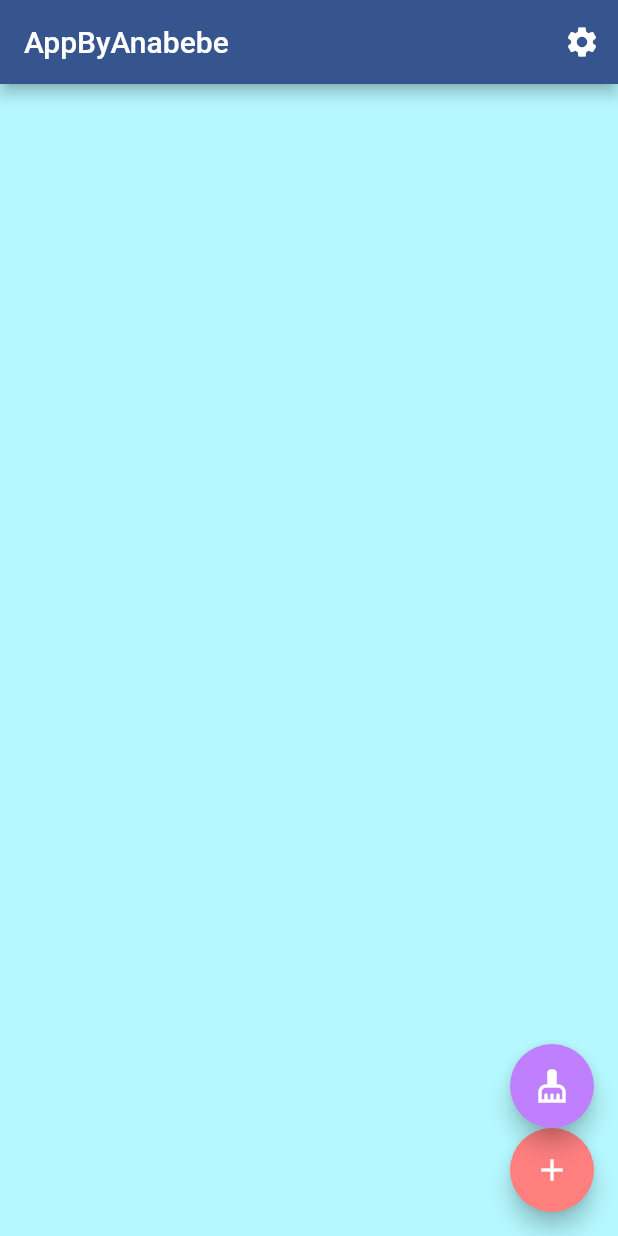
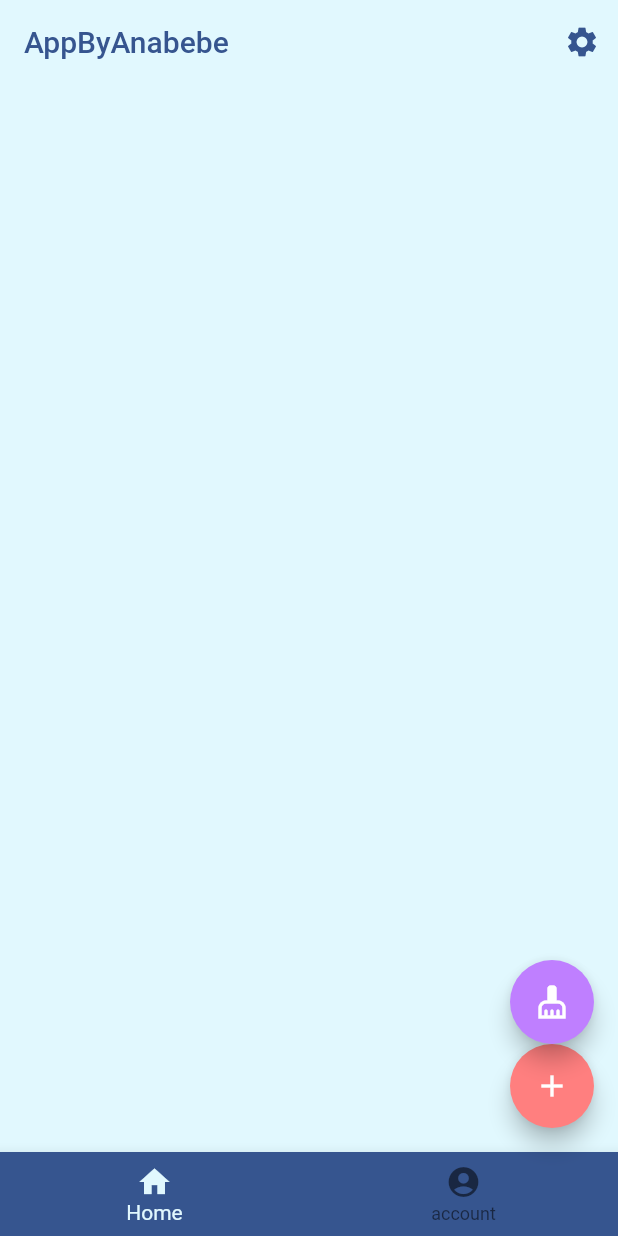
Before and after one commit to anabebe1020/about_abe, a Flutter app: the screen it shows after launch, on a phone screen of 412 x 824 dp. Run offline on Flutter 3.47's test engine with Material 2 defaults, Android fonts, the phone set to English and light mode, and no system bars.

Commit message:
add bottomNavigationBar, and format code.

```diff
--- a/lib/components/common/constants.dart
+++ b/lib/components/common/constants.dart
@@ -8,14 +8,20 @@ class SnsConst {
   final String qiitaUrl = 'https://qiita.com/api/v2';
 }
 
+Color mainLightColor = HexColor('E1F8FE'); // HexColor('B5F8FE');
+Color mainDarkColor = HexColor('36558F');
+
 /// Constants for style.
 class StyleConst {
+  // Common.
+  //Color mainLightColor = HexColor('E1F8FE'); // HexColor('B5F8FE');
+  //Color mainDarkColor = HexColor('36558F');
   // Application.
-  final Color appBarColor = HexColor('36558F');
-  final Color appBarTextColor = HexColor('B5F8FE');
+  final Color appBarColor = mainLightColor;
+  final Color appBarTextColor = mainDarkColor;
   final String backgroundImagePath = 'images/background_image.jpg';
-  final Color backgroundLightColor = HexColor('B5F8FE');
-  final Color backgroundDarkColor = HexColor('36558F');
+  final Color backgroundLightColor = mainLightColor;
+  final Color backgroundDarkColor = mainDarkColor;
   // Floating Action Button.
   final Color faButtonColor1 = HexColor('ff7f7f');
   final Color faButtonColor2 = HexColor('BF7FFF');
@@ -25,9 +31,10 @@ class StyleConst {
   final Color sampleButtonColor = Colors.white.withOpacity(0.9);
   final Color qiitaButtonColor = HexColor('9EFFCE').withOpacity(0.9);
   final double snsButtonFontSize = 45;
-  final Color snsButtonFontColor = HexColor('36558F');
+  final Color snsButtonFontColor = mainLightColor;
 }
 
+/// Constants for routes.
 class Routes {
   final String appHome = '/HomeScreen';
   final String setting = '/SettingScreen';
--- a/lib/components/common/messages.dart
+++ b/lib/components/common/messages.dart
@@ -52,7 +52,8 @@ class Messages {
         setting: '設定画面',
         locale: '言語設定',
         japanese: '日本語',
-      english: '英語');
+        english: '英語',
+      );
 
   factory Messages.en() => Messages(
         title: 'AppByAnabebe',
@@ -66,7 +67,8 @@ class Messages {
         setting: 'Settings',
         locale: 'Locale',
         japanese: 'Japanese',
-      english: 'English');
+        english: 'English',
+      );
 }
 
 class AppLocalizations {
--- a/lib/components/home/home_view.dart
+++ b/lib/components/home/home_view.dart
@@ -9,13 +9,20 @@ final globalScaffoldKey = GlobalKey<ScaffoldState>();
 class HomeScreen extends StatelessWidget {
   @override
   Widget build(BuildContext context) {
-    return  Scaffold(
+    return Scaffold(
       appBar: AppBar(
-          title: Text(AppLocalizations.of(context).title),
+        title: Text(AppLocalizations.of(context).title,
+            style: TextStyle(
+              color: StyleConst().appBarTextColor,
+            )),
         backgroundColor: StyleConst().appBarColor,
+        elevation: 0.0,
         actions: <Widget>[
           IconButton(
-              icon: Icon(Icons.settings),
+            icon: Icon(
+              Icons.settings,
+              color: StyleConst().appBarTextColor,
+            ),
             onPressed: () {
               Navigator.of(context).pushNamed(Routes().setting);
             },
@@ -23,6 +30,21 @@ class HomeScreen extends StatelessWidget {
         ],
       ),
       body: _HomeScreenBody(),
+      bottomNavigationBar: BottomNavigationBar(
+        backgroundColor: StyleConst().backgroundDarkColor,
+        selectedItemColor: StyleConst().backgroundLightColor,
+        items: const <BottomNavigationBarItem>[
+          BottomNavigationBarItem(
+            icon: Icon(Icons.home),
+            label: 'Home',
+          ),
+          BottomNavigationBarItem(
+            icon: Icon(Icons.account_circle),
+            label: 'account',
+          ),
+        ],
+        currentIndex: 0,
+      ),
       floatingActionButton: Column(
         verticalDirection: VerticalDirection.up,
         children: [
@@ -64,8 +86,7 @@ class _ButtonList extends StatelessWidget {
 
   @override
   Widget build(BuildContext context) {
-    return Consumer<HomeViewModel>(
-        builder: (context, model, child) {
+    return Consumer<HomeViewModel>(builder: (context, model, child) {
       return ListView.builder(
         itemCount: model.addedCount,
         itemBuilder: (BuildContext context, int index) {
@@ -73,8 +94,7 @@ class _ButtonList extends StatelessWidget {
         },
         //reverse: true,
       );
-        }
-    );
+    });
   }
 }
 
@@ -85,8 +105,7 @@ class _ButtonListTile extends StatelessWidget {
 
   @override
   Widget build(BuildContext context) {
-    return Consumer<HomeViewModel>(
-        builder: (context, model, child) {
+    return Consumer<HomeViewModel>(builder: (context, model, child) {
       final currentSns = model.getSns(index);
       return ConstrainedBox(
           constraints: BoxConstraints(
@@ -95,25 +114,19 @@ class _ButtonListTile extends StatelessWidget {
             //maxWidth: 50.0,
           ),
           child: ElevatedButton(
-                child:
-                Text(currentSns.initial,
+            child: Text(currentSns.initial,
                 style: TextStyle(
                   color: StyleConst().snsButtonFontColor,
                   fontSize: StyleConst().snsButtonFontSize,
-                    )
-                ),
+                )),
             style: ElevatedButton.styleFrom(
               primary: currentSns.color,
               onPrimary: StyleConst().snsButtonFontColor,
               //shape: const CircleBorder(),
             ),
-                onPressed: () => Navigator.of(context).pushNamed(
-                    Routes().qiitaView, arguments: { 'userId': currentSns.userId }
-                ),
-              )
-          );
-        }
-    );
+            onPressed: () => Navigator.of(context).pushNamed(Routes().qiitaView, arguments: {'userId': currentSns.userId}),
+          ));
+    });
   }
 }
 
@@ -145,12 +158,7 @@ class _CheckFloatingActionButton extends StatelessWidget {
       child: Icon(Icons.remove_red_eye),
       backgroundColor: Colors.pink,
       onPressed: () {
-            debugLog(
-                'buttonList: ' +
-                    Provider.of<HomeViewModel>(context, listen: false)
-                        .addedCount
-                        .toString(),
-                logName);
+        debugLog('buttonList: ' + Provider.of<HomeViewModel>(context, listen: false).addedCount.toString(), logName);
       },
       tooltip: 'Check',
     );
--- a/lib/components/home/home_view_model.dart
+++ b/lib/components/home/home_view_model.dart
@@ -19,10 +19,8 @@ class HomeViewModel with ChangeNotifier {
   bool isAddedSns(String initial) {
     var result = false;
     _sns.list.forEach((sns) => {
-      if (sns.initial == initial) {
-        result = true
-      }
-    });
+          if (sns.initial == initial) {result = true}
+        });
     debugLog('result: ${result.toString()}', logName);
     return result;
   }
```
Also changed, not shown: lib/components/app.dart (+3 -5 lines), lib/components/home/half_modal.dart (+16 -6 lines), lib/components/setting/setting_view.dart (+14 -9 lines). Lines whose indentation alone changed are shown as unchanged.
